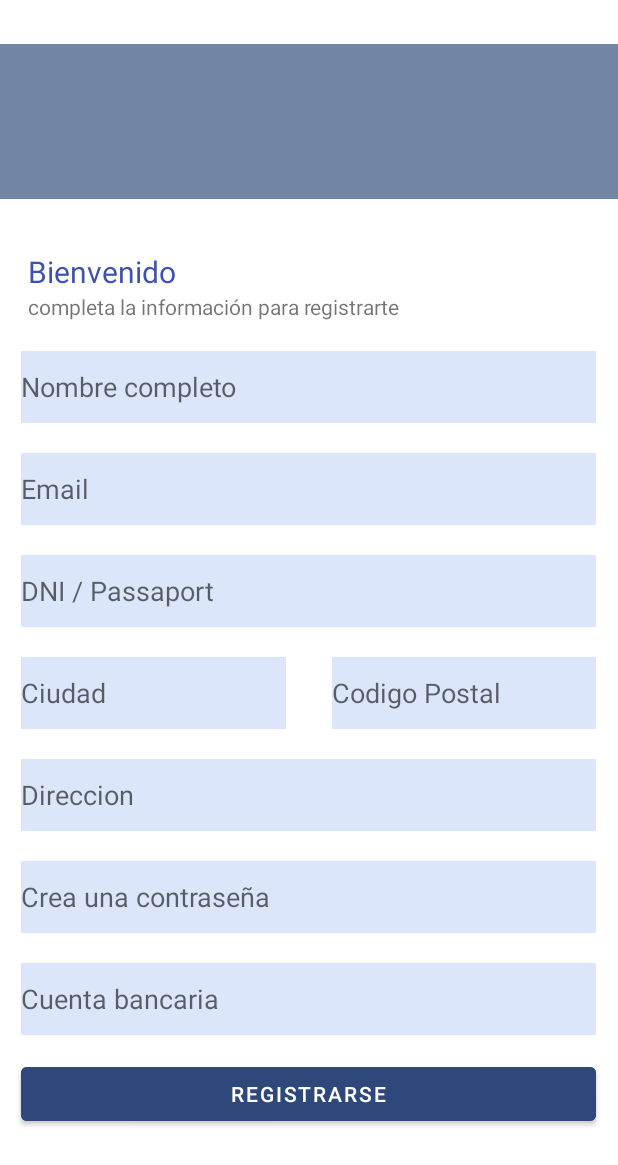
After one commit to CharlyGoValle/IPC-ArtNow, an Android app: the SingIn screen opened directly, with no data from a screen before it, on a phone screen of 412 x 824 dp. The commit adds this screen. Shown: the top 1165 px of the screen. Run offline under Robolectric (Android 15) with nearby library versions, the phone set to English and light mode, and no system bars.

Commit message:
Primeros avances

```diff
--- /dev/null
+++ b/app/src/main/java/mx/tec/testsipc/SingIn.kt
@@ -0,0 +1,20 @@
+package mx.tec.testsipc
+
+import android.content.Intent
+import android.os.Bundle
+import android.widget.Button
+import androidx.appcompat.app.AppCompatActivity
+
+class SingIn : AppCompatActivity() {
+    override fun onCreate(savedInstanceState: Bundle?) {
+        super.onCreate(savedInstanceState)
+        setContentView(R.layout.sing_in)
+
+        val register = findViewById<Button>(R.id.registerbtn)
+
+        register.setOnClickListener() {
+            val intent = Intent(this@SingIn, MainPage::class.java)
+            startActivity(intent)
+        }
+    }
+}
--- /dev/null
+++ b/app/src/main/res/layout/sing_in.xml
@@ -0,0 +1,181 @@
+<?xml version="1.0" encoding="utf-8"?>
+<androidx.constraintlayout.widget.ConstraintLayout xmlns:android="http://schemas.android.com/apk/res/android"
+    xmlns:app="http://schemas.android.com/apk/res-auto"
+    xmlns:tools="http://schemas.android.com/tools"
+    android:layout_width="match_parent"
+    android:layout_height="match_parent">
+
+    <LinearLayout
+        android:id="@+id/linearLayout3"
+        android:layout_width="414dp"
+        android:layout_height="627dp"
+        android:layout_marginTop="5dp"
+        android:backgroundTint="#7285A5"
+        android:orientation="vertical"
+        app:layout_constraintBottom_toBottomOf="parent"
+        app:layout_constraintEnd_toEndOf="parent"
+        app:layout_constraintHorizontal_bias="1.0"
+        app:layout_constraintStart_toStartOf="parent"
+        app:layout_constraintTop_toBottomOf="@+id/linearLayout4">
+
+        <TextView
+            android:id="@+id/textView3"
+            android:layout_width="match_parent"
+            android:layout_height="wrap_content"
+            android:layout_marginLeft="20dp"
+            android:text="Bienvenido"
+            android:textColor="#3F51B5"
+            android:textSize="20sp" />
+
+        <TextView
+            android:id="@+id/textView10"
+            android:layout_width="match_parent"
+            android:layout_height="wrap_content"
+            android:layout_marginLeft="20dp"
+            android:text="completa la información para registrarte" />
+
+        <EditText
+            android:id="@+id/edtUser"
+            android:layout_width="match_parent"
+            android:layout_height="wrap_content"
+            android:layout_marginLeft="15dp"
+            android:layout_marginTop="20dp"
+            android:layout_marginRight="15dp"
+            android:autofillHints=""
+            android:background="#DCE6FB"
+            android:ems="10"
+            android:hint="Nombre completo"
+            android:inputType="textPersonName"
+            android:minHeight="48dp" />
+
+        <EditText
+            android:id="@+id/edtUser6"
+            android:layout_width="match_parent"
+            android:layout_height="wrap_content"
+            android:layout_marginLeft="15dp"
+            android:layout_marginTop="20dp"
+            android:layout_marginRight="15dp"
+            android:autofillHints=""
+            android:background="#DCE6FB"
+            android:ems="10"
+            android:hint="Email"
+            android:inputType="textPersonName"
+            android:minHeight="48dp" />
+
+        <EditText
+            android:id="@+id/edtUser11"
+            android:layout_width="match_parent"
+            android:layout_height="wrap_content"
+            android:layout_marginLeft="15dp"
+            android:layout_marginTop="20dp"
+            android:layout_marginRight="15dp"
+            android:autofillHints=""
+            android:background="#DCE6FB"
+            android:ems="10"
+            android:hint="DNI / Passaport"
+            android:inputType="textPersonName"
+            android:minHeight="48dp" />
+
+        <LinearLayout
+            android:layout_width="match_parent"
+            android:layout_height="68dp"
+            android:orientation="horizontal">
+
+            <EditText
+                android:id="@+id/edtUser9"
+                android:layout_width="match_parent"
+                android:layout_height="wrap_content"
+                android:layout_marginLeft="15dp"
+                android:layout_marginTop="20dp"
+                android:layout_marginRight="15dp"
+                android:layout_weight="1"
+                android:autofillHints=""
+                android:background="#DCE6FB"
+                android:ems="10"
+                android:hint="Ciudad"
+                android:inputType="textPersonName"
+                android:minHeight="48dp" />
+
+            <EditText
+                android:id="@+id/edtUser10"
+                android:layout_width="match_parent"
+                android:layout_height="wrap_content"
+                android:layout_marginLeft="15dp"
+                android:layout_marginTop="20dp"
+                android:layout_marginRight="15dp"
+                android:layout_weight="1"
+                android:autofillHints=""
+                android:background="#DCE6FB"
+                android:ems="10"
+                android:hint="Codigo Postal"
+                android:inputType="textPersonName"
+                android:minHeight="48dp" />
+        </LinearLayout>
+
+        <EditText
+            android:id="@+id/edtUser7"
+            android:layout_width="match_parent"
+            android:layout_height="wrap_content"
+            android:layout_marginLeft="15dp"
+            android:layout_marginTop="20dp"
+            android:layout_marginRight="15dp"
+            android:autofillHints=""
+            android:background="#DCE6FB"
+            android:ems="10"
+            android:hint="Direccion"
+            android:inputType="textPersonName"
+            android:minHeight="48dp" />
+
+        <EditText
+            android:id="@+id/edtUser12"
+            android:layout_width="match_parent"
+            android:layout_height="wrap_content"
+            android:layout_marginLeft="15dp"
+            android:layout_marginTop="20dp"
+            android:layout_marginRight="15dp"
+            android:autofillHints=""
+            android:background="#DCE6FB"
+            android:ems="10"
+            android:hint="Crea una contraseña"
+            android:inputType="textPersonName"
+            android:minHeight="48dp" />
+
+        <EditText
+            android:id="@+id/edtUser13"
+            android:layout_width="match_parent"
+            android:layout_height="wrap_content"
+            android:layout_marginLeft="15dp"
+            android:layout_marginTop="20dp"
+            android:layout_marginRight="15dp"
+            android:autofillHints=""
+            android:background="#DCE6FB"
+            android:ems="10"
+            android:hint="Cuenta bancaria"
+            android:inputType="textPersonName"
+            android:minHeight="48dp" />
+
+        <Button
+            android:id="@+id/registerbtn"
+            android:layout_width="match_parent"
+            android:layout_height="wrap_content"
+            android:layout_marginLeft="15dp"
+            android:layout_marginTop="15dp"
+            android:layout_marginRight="15dp"
+            android:backgroundTint="#2E487B"
+            android:text="Registrarse" />
+
+    </LinearLayout>
+
+    <LinearLayout
+        android:id="@+id/linearLayout4"
+        android:layout_width="415dp"
+        android:layout_height="103dp"
+        android:background="#7285A5"
+        android:orientation="vertical"
+        app:layout_constraintBottom_toTopOf="@+id/linearLayout3"
+        app:layout_constraintEnd_toEndOf="parent"
+        app:layout_constraintHorizontal_bias="0.0"
+        app:layout_constraintStart_toStartOf="parent"
+        app:layout_constraintTop_toTopOf="parent"
+        app:layout_constraintVertical_bias="0.009" />
+</androidx.constraintlayout.widget.ConstraintLayout>
--- /dev/null
+++ b/app/src/main/res/layout/top_menu.xml
@@ -0,0 +1,6 @@
+<?xml version="1.0" encoding="utf-8"?>
+<androidx.constraintlayout.widget.ConstraintLayout xmlns:android="http://schemas.android.com/apk/res/android"
+    android:layout_width="match_parent"
+    android:layout_height="match_parent">
+
+</androidx.constraintlayout.widget.ConstraintLayout>
--- a/app/src/main/res/values-night/themes.xml
+++ b/app/src/main/res/values-night/themes.xml
@@ -1,6 +1,6 @@
 <resources xmlns:tools="http://schemas.android.com/tools">
     <!-- Base application theme. -->
-    <style name="Theme.TestsIPC" parent="Theme.MaterialComponents.DayNight.DarkActionBar">
+    <style name="Theme.TestsIPC" parent="Theme.MaterialComponents.DayNight.NoActionBar">
         <!-- Primary brand color. -->
         <item name="colorPrimary">@color/purple_200</item>
         <item name="colorPrimaryVariant">@color/purple_700</item>
--- a/app/src/main/res/values/strings.xml
+++ b/app/src/main/res/values/strings.xml
@@ -1,3 +1,6 @@
 <resources>
     <string name="app_name">TestsIPC</string>
+    <string name="filtro">Filtro Placeholder</string>
+    <string name="bienvenido_de_vuelta">Bienvenido de vuelta</string>
+
 </resources>
--- a/app/src/main/res/values/themes.xml
+++ b/app/src/main/res/values/themes.xml
@@ -1,6 +1,6 @@
 <resources xmlns:tools="http://schemas.android.com/tools">
     <!-- Base application theme. -->
-    <style name="Theme.TestsIPC" parent="Theme.MaterialComponents.DayNight.DarkActionBar">
+    <style name="Theme.TestsIPC" parent="Theme.MaterialComponents.DayNight.NoActionBar">
         <!-- Primary brand color. -->
         <item name="colorPrimary">@color/purple_500</item>
         <item name="colorPrimaryVariant">@color/purple_700</item>
--- a/build.gradle
+++ b/build.gradle
@@ -1,11 +1,15 @@
 // Top-level build file where you can add configuration options common to all sub-projects/modules.
 buildscript {
+    ext {
+        kotlin_version = '1.7.20'
+    }
     repositories {
         google()
         mavenCentral()
     }
     dependencies {
-        classpath "com.android.tools.build:gradle:7.0.0"
+        classpath 'com.android.tools.build:gradle:7.3.1'
+        classpath "org.jetbrains.kotlin:kotlin-gradle-plugin:$kotlin_version"
 
         // NOTE: Do not place your application dependencies here; they belong
         // in the individual module build.gradle files
```
Also changed, not shown: app/build.gradle (+9 -6 lines), app/src/main/AndroidManifest.xml (+17 -2 lines), app/src/main/java/mx/tec/testsipc/MainActivity.java (+16 -0 lines), app/src/main/java/mx/tec/testsipc/MainPage.kt (added, +27 -0 lines), app/src/main/java/mx/tec/testsipc/MainPageBuy.kt (added, +26 -0 lines), app/src/main/java/mx/tec/testsipc/MainPageSell.kt (added, +26 -0 lines), app/src/main/res/layout/activity_main.xml (+18 -9 lines), app/src/main/res/layout/main_page.xml (added, +117 -0 lines), app/src/main/res/layout/main_page_buy.xml (added, +99 -0 lines), app/src/main/res/layout/main_page_sell.xml (added, +131 -0 lines), gradle/wrapper/gradle-wrapper.properties.
